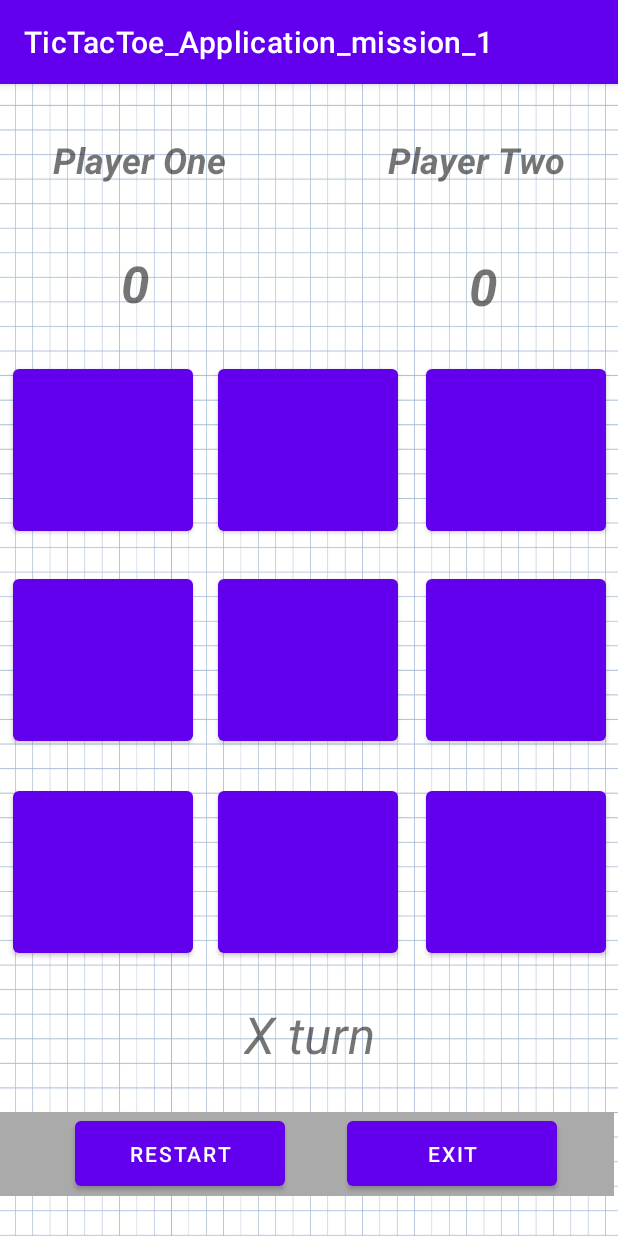
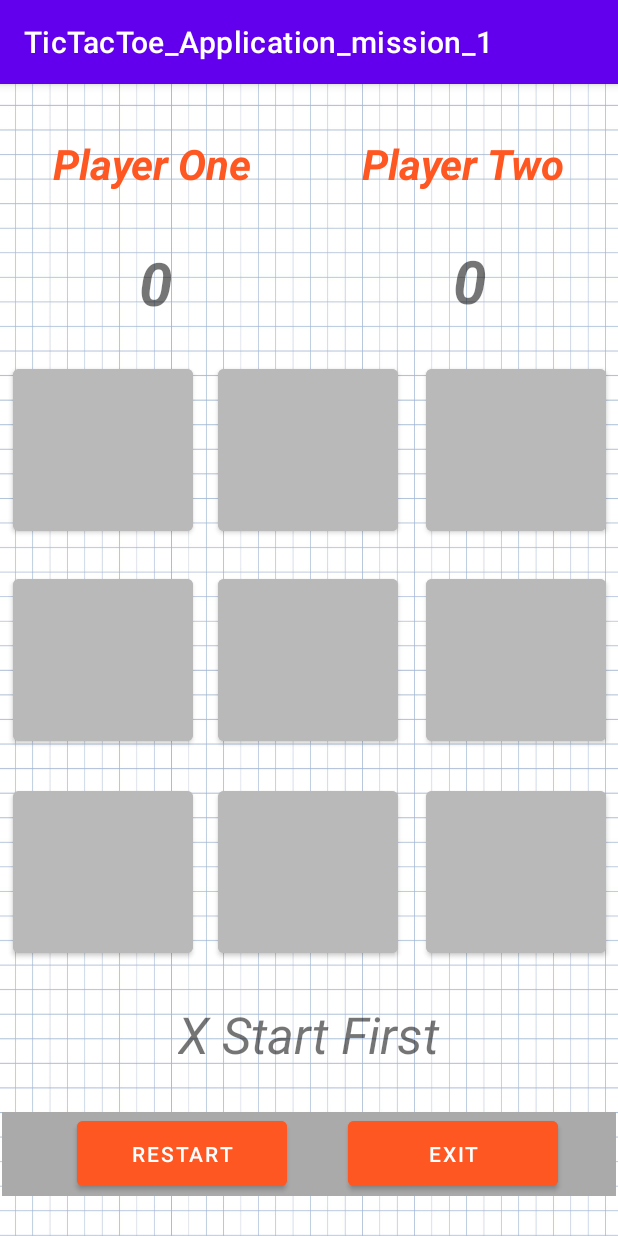
Before and after one commit to imorkravitz/TicTacToe_Application_mission_1, an Android app: the screen it shows after launch (MainActivity), on a phone screen of 412 x 824 dp. Run offline under Robolectric (Android 15) with nearby library versions, the phone set to English and light mode, and no system bars.

Commit message:
GUI changes colors and orgenazied

```diff
--- a/app/src/main/java/com/example/tictactoe_application_mission_1/MainActivity.java
+++ b/app/src/main/java/com/example/tictactoe_application_mission_1/MainActivity.java
@@ -2,10 +2,10 @@ package com.example.tictactoe_application_mission_1;
 
 import androidx.appcompat.app.AppCompatActivity;
 import androidx.dynamicanimation.animation.SpringForce;
-
 import android.os.Bundle;
 import android.view.View;
 import android.widget.Button;
+import android.widget.ImageView;
 import android.widget.TextView;
 
 public class MainActivity<buttons> extends AppCompatActivity {
@@ -20,6 +20,7 @@ public class MainActivity<buttons> extends AppCompatActivity {
     TextView p1_score;
     Button[][] buttons = new Button[3][3];
     Button restart;
+    ImageView imageView;
 
     @Override
     protected void onCreate(Bundle savedInstanceState) {
@@ -40,6 +41,7 @@ public class MainActivity<buttons> extends AppCompatActivity {
                 buttons[i][j] = findViewById(resID);
             }
         }
+
 
         buttons[0][0].setOnClickListener(new View.OnClickListener() {
             @Override
@@ -107,6 +109,7 @@ public class MainActivity<buttons> extends AppCompatActivity {
         });
     }
 
+
     private void setRestartScore() {
         p1_score.setText("0");
         p2_score.setText("0");
@@ -120,13 +123,16 @@ public class MainActivity<buttons> extends AppCompatActivity {
         }
     }
 
-
     private void func(Button B, TextView T) {
         if (symbol) {
             B.setText("X");
+//            imageView = new ImageView(this);
+//            imageView.setBackgroundResource(R.drawable.pic2);
             T.setText("O Turn");
         } else {
             B.setText("O");
+            imageView = new ImageView(this);
+            imageView.setBackgroundResource(R.drawable.pic1);
             T.setText("X Turn");
         }
         if (count >= 5) {
--- a/app/src/main/res/layout/activity_main.xml
+++ b/app/src/main/res/layout/activity_main.xml
@@ -7,38 +7,16 @@
     android:background="@drawable/pic3"
     tools:context=".MainActivity">
 
-    <Button
-        android:id="@+id/main_Bt20"
-        android:layout_width="120dp"
-        android:layout_height="120dp"
-        app:layout_constraintBottom_toBottomOf="parent"
-        app:layout_constraintEnd_toEndOf="parent"
-        app:layout_constraintHorizontal_bias="0.03"
-        app:layout_constraintStart_toStartOf="parent"
-        app:layout_constraintTop_toTopOf="parent"
-        app:layout_constraintVertical_bias="0.718"
-        tools:ignore="SpeakableTextPresentCheck" />
-
-    <Button
-        android:id="@+id/main_Bt12"
-        android:layout_width="120dp"
-        android:layout_height="120dp"
-        android:layout_marginEnd="8dp"
-        app:layout_constraintBottom_toBottomOf="parent"
-        app:layout_constraintEnd_toEndOf="parent"
-        app:layout_constraintHorizontal_bias="0.989"
-        app:layout_constraintStart_toEndOf="@+id/main_Bt11"
-        app:layout_constraintTop_toTopOf="parent"
-        tools:ignore="SpeakableTextPresentCheck" />
-
     <TextView
         android:id="@+id/main_p1"
         android:layout_width="0dp"
         android:layout_height="wrap_content"
         android:layout_marginStart="35dp"
         android:layout_marginTop="34dp"
+        android:backgroundTint="#FF5722"
         android:text="Player One"
-        android:textSize="24sp"
+        android:textColor="#FF5722"
+        android:textSize="28dp"
         android:textStyle="bold|italic"
         app:layout_constraintStart_toStartOf="parent"
         app:layout_constraintTop_toTopOf="parent" />
@@ -50,26 +28,67 @@
         android:layout_marginTop="34dp"
         android:layout_marginEnd="35dp"
         android:text="Player Two"
-        android:textSize="24sp"
+        android:textColor="#FF5722"
+        android:textSize="28dp"
         android:textStyle="bold|italic"
         app:layout_constraintEnd_toEndOf="parent"
         app:layout_constraintTop_toTopOf="parent" />
 
+    <TextView
+        android:id="@+id/main_score_p1"
+        android:layout_width="wrap_content"
+        android:layout_height="wrap_content"
+        android:layout_marginStart="90dp"
+        android:layout_marginTop="93dp"
+        android:layout_marginEnd="295dp"
+        android:layout_marginBottom="593dp"
+        android:includeFontPadding="false"
+        android:text="0"
+        android:textSize="40dp"
+        android:textStyle="bold|italic"
+        app:layout_constraintBottom_toBottomOf="parent"
+        app:layout_constraintEnd_toEndOf="parent"
+        app:layout_constraintStart_toStartOf="parent"
+        app:layout_constraintTop_toTopOf="parent" />
+
+    <TextView
+        android:id="@+id/main_score_p2"
+        android:layout_width="wrap_content"
+        android:layout_height="wrap_content"
+        android:layout_marginStart="299dp"
+        android:layout_marginTop="94dp"
+        android:layout_marginEnd="85dp"
+        android:layout_marginBottom="591dp"
+        android:includeFontPadding="false"
+        android:text="0"
+        android:textSize="40dp"
+        android:textStyle="bold|italic"
+        app:layout_constraintBottom_toBottomOf="parent"
+        app:layout_constraintEnd_toEndOf="parent"
+        app:layout_constraintStart_toStartOf="parent"
+        app:layout_constraintTop_toTopOf="parent"
+        app:layout_constraintVertical_bias="0.428" />
+
     <Button
-        android:id="@+id/main_Bt11"
+        android:id="@+id/main_Bt00"
         android:layout_width="120dp"
         android:layout_height="120dp"
+        android:backgroundTint="#BAB9B9"
+        android:longClickable="false"
+        android:visibility="visible"
         app:layout_constraintBottom_toBottomOf="parent"
         app:layout_constraintEnd_toEndOf="parent"
-        app:layout_constraintHorizontal_bias="0.498"
+        app:layout_constraintHorizontal_bias="0.03"
         app:layout_constraintStart_toStartOf="parent"
         app:layout_constraintTop_toTopOf="parent"
+        app:layout_constraintVertical_bias="0.284"
         tools:ignore="SpeakableTextPresentCheck" />
 
     <Button
         android:id="@+id/main_Bt01"
         android:layout_width="120dp"
         android:layout_height="120dp"
+        android:backgroundTint="#BAB9B9"
         app:layout_constraintBottom_toBottomOf="parent"
         app:layout_constraintEnd_toEndOf="parent"
         app:layout_constraintHorizontal_bias="0.498"
@@ -82,6 +101,7 @@
         android:id="@+id/main_Bt02"
         android:layout_width="120dp"
         android:layout_height="120dp"
+        android:backgroundTint="#BAB9B9"
         android:textColorLink="#772525"
         app:layout_constraintBottom_toBottomOf="parent"
         app:layout_constraintEnd_toEndOf="parent"
@@ -92,24 +112,51 @@
         tools:ignore="SpeakableTextPresentCheck" />
 
     <Button
-        android:id="@+id/main_Bt00"
+        android:id="@+id/main_Bt10"
         android:layout_width="120dp"
         android:layout_height="120dp"
+        android:layout_marginStart="8dp"
+        android:backgroundTint="#BAB9B9"
+        app:layout_constraintBottom_toBottomOf="parent"
+        app:layout_constraintEnd_toStartOf="@+id/main_Bt11"
+        app:layout_constraintHorizontal_bias="0.054"
+        app:layout_constraintStart_toStartOf="parent"
+        app:layout_constraintTop_toTopOf="parent"
+        tools:ignore="SpeakableTextPresentCheck" />
+
+    <Button
+        android:id="@+id/main_Bt11"
+        android:layout_width="120dp"
+        android:layout_height="120dp"
+        android:backgroundTint="#BAB9B9"
+        app:layout_constraintBottom_toBottomOf="parent"
+        app:layout_constraintEnd_toEndOf="parent"
+        app:layout_constraintHorizontal_bias="0.498"
+        app:layout_constraintStart_toStartOf="parent"
+        app:layout_constraintTop_toTopOf="parent"
+        tools:ignore="SpeakableTextPresentCheck" />
+
+    <Button
+        android:id="@+id/main_Bt12"
+        android:layout_width="120dp"
+        android:layout_height="120dp"
+        android:layout_marginEnd="8dp"
+        android:backgroundTint="#BAB9B9"
+        app:layout_constraintBottom_toBottomOf="parent"
+        app:layout_constraintEnd_toEndOf="parent"
+        app:layout_constraintHorizontal_bias="0.989"
+        app:layout_constraintStart_toEndOf="@+id/main_Bt11"
+        app:layout_constraintTop_toTopOf="parent"
+        tools:ignore="SpeakableTextPresentCheck" />
+
+    <Button
+        android:id="@+id/main_Bt20"
+        android:layout_width="120dp"
+        android:layout_height="120dp"
+        android:backgroundTint="#BAB9B9"
         app:layout_constraintBottom_toBottomOf="parent"
         app:layout_constraintEnd_toEndOf="parent"
         app:layout_constraintHorizontal_bias="0.03"
-        app:layout_constraintStart_toStartOf="parent"
-        app:layout_constraintTop_toTopOf="parent"
-        app:layout_constraintVertical_bias="0.284"
-        tools:ignore="SpeakableTextPresentCheck" />
-
-    <Button
-        android:id="@+id/main_Bt22"
-        android:layout_width="120dp"
-        android:layout_height="120dp"
-        app:layout_constraintBottom_toBottomOf="parent"
-        app:layout_constraintEnd_toEndOf="parent"
-        app:layout_constraintHorizontal_bias="0.972"
         app:layout_constraintStart_toStartOf="parent"
         app:layout_constraintTop_toTopOf="parent"
         app:layout_constraintVertical_bias="0.718"
@@ -119,6 +166,7 @@
         android:id="@+id/main_Bt21"
         android:layout_width="120dp"
         android:layout_height="120dp"
+        android:backgroundTint="#BAB9B9"
         app:layout_constraintBottom_toBottomOf="parent"
         app:layout_constraintEnd_toEndOf="parent"
         app:layout_constraintHorizontal_bias="0.498"
@@ -128,31 +176,35 @@
         tools:ignore="SpeakableTextPresentCheck" />
 
     <Button
-        android:id="@+id/main_Bt10"
+        android:id="@+id/main_Bt22"
         android:layout_width="120dp"
         android:layout_height="120dp"
-        android:layout_marginStart="8dp"
+        android:backgroundTint="#BAB9B9"
         app:layout_constraintBottom_toBottomOf="parent"
-        app:layout_constraintEnd_toStartOf="@+id/main_Bt11"
-        app:layout_constraintHorizontal_bias="0.054"
+        app:layout_constraintEnd_toEndOf="parent"
+        app:layout_constraintHorizontal_bias="0.972"
         app:layout_constraintStart_toStartOf="parent"
         app:layout_constraintTop_toTopOf="parent"
+        app:layout_constraintVertical_bias="0.718"
         tools:ignore="SpeakableTextPresentCheck" />
 
     <androidx.appcompat.widget.Toolbar
         android:id="@+id/toolbar"
-        android:layout_width="409dp"
+        android:layout_width="0dp"
         android:layout_height="wrap_content"
+        android:layout_marginStart="1dp"
         android:layout_marginTop="100dp"
+        android:layout_marginEnd="1dp"
         android:layout_marginBottom="16dp"
         android:background="@android:color/darker_gray"
         android:minHeight="?attr/actionBarSize"
         android:textAlignment="center"
         android:theme="?attr/actionBarTheme"
         app:layout_constraintBottom_toBottomOf="parent"
+        app:layout_constraintEnd_toEndOf="parent"
+        app:layout_constraintStart_toStartOf="parent"
         app:layout_constraintTop_toBottomOf="@+id/main_Bt20"
-        app:layout_constraintVertical_bias="0.0"
-        tools:layout_editor_absoluteX="1dp" />
+        app:layout_constraintVertical_bias="0.0" />
 
     <TextView
         android:id="@+id/main_textTurn"
@@ -160,7 +212,7 @@
         android:layout_height="47dp"
         android:layout_marginBottom="27dp"
         android:autoText="false"
-        android:text="X turn"
+        android:text="X Start First"
         android:textSize="34sp"
         android:textStyle="italic"
         app:layout_constraintBottom_toTopOf="@+id/toolbar"
@@ -168,43 +220,11 @@
         app:layout_constraintHorizontal_bias="0.5"
         app:layout_constraintStart_toStartOf="parent" />
 
-    <TextView
-        android:id="@+id/main_score_p2"
-        android:layout_width="19dp"
-        android:layout_height="45dp"
-        android:layout_marginStart="312dp"
-        android:layout_marginTop="96dp"
-        android:layout_marginEnd="80dp"
-        android:layout_marginBottom="595dp"
-        android:text="0"
-        android:textSize="34sp"
-        android:textStyle="bold|italic"
-        app:layout_constraintBottom_toBottomOf="parent"
-        app:layout_constraintEnd_toEndOf="parent"
-        app:layout_constraintStart_toStartOf="parent"
-        app:layout_constraintTop_toTopOf="parent" />
-
-    <TextView
-        android:id="@+id/main_score_p1"
-        android:layout_width="wrap_content"
-        android:layout_height="wrap_content"
-        android:layout_marginStart="80dp"
-        android:layout_marginTop="96dp"
-        android:layout_marginEnd="312dp"
-        android:layout_marginBottom="595dp"
-        android:includeFontPadding="false"
-        android:text="0"
-        android:textSize="34sp"
-        android:textStyle="bold|italic"
-        app:layout_constraintBottom_toBottomOf="parent"
-        app:layout_constraintEnd_toEndOf="parent"
-        app:layout_constraintStart_toStartOf="parent"
-        app:layout_constraintTop_toTopOf="parent" />
-
     <Button
         android:id="@+id/button25"
         android:layout_width="140dp"
         android:layout_height="55dp"
+        android:backgroundTint="#FF5722"
         android:text="Exit"
         app:layout_constraintEnd_toEndOf="parent"
         app:layout_constraintStart_toEndOf="@+id/main_restart"
@@ -215,6 +235,7 @@
         android:layout_width="140dp"
         android:layout_height="55dp"
         android:layout_marginStart="50dp"
+        android:backgroundTint="#FF5722"
         android:text="Restart"
         app:layout_constraintStart_toStartOf="@+id/toolbar"
         app:layout_constraintTop_toTopOf="@+id/toolbar" />
```
